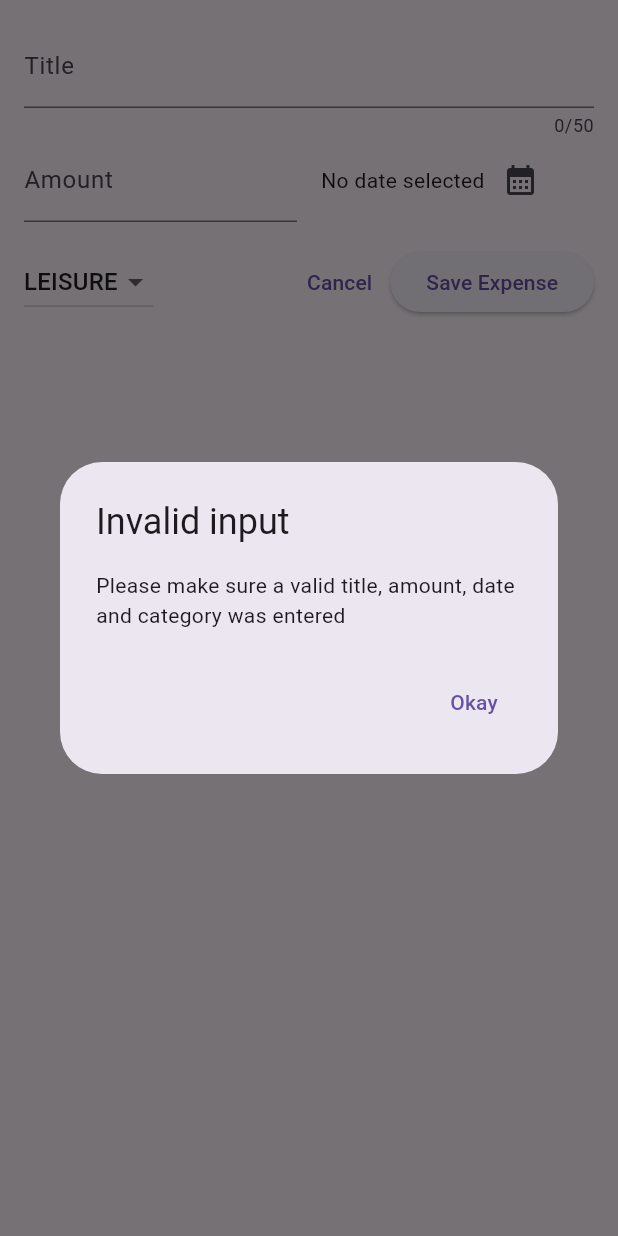
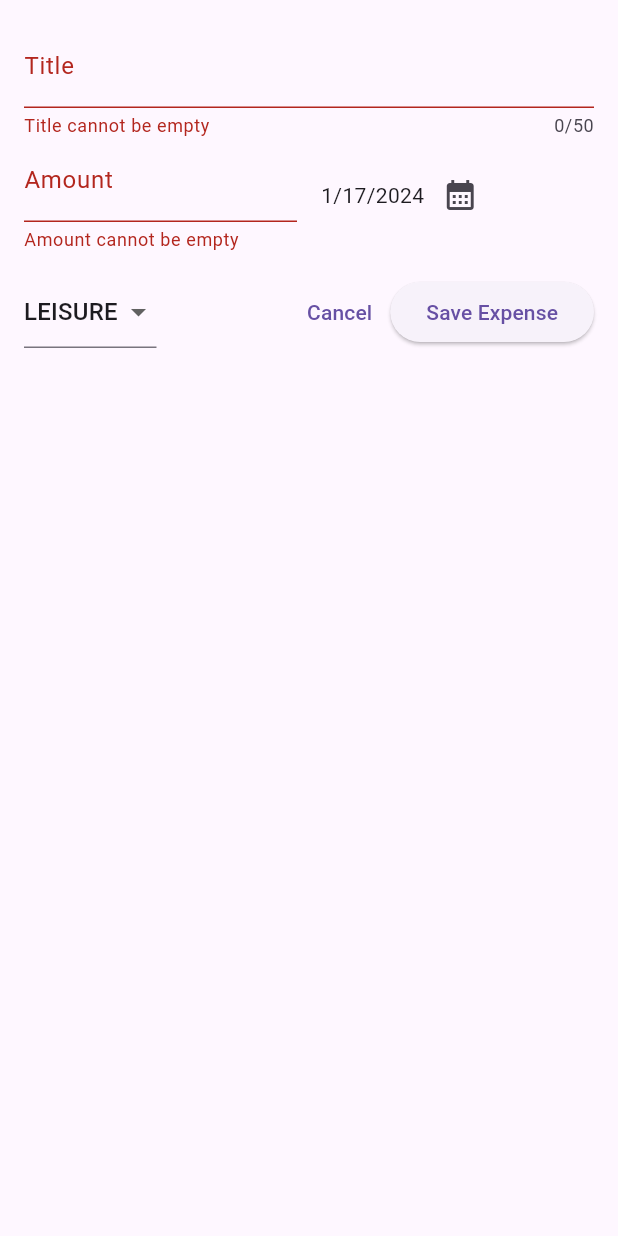
Before and after one commit to marijoy-apa/flutter-learn-forms, a Flutter app: the NewExpense widget shown alone on an empty page, opened directly with empty values, after a tap on "Save Expense", on a phone screen of 412 x 824 dp. Run offline on Flutter 3.47's test engine with Material 3 defaults, Android fonts, the phone set to English and light mode, and no system bars.

Commit message:
Update new_expense.dart

```diff
--- a/expense_tracker/lib/new_expense.dart
+++ b/expense_tracker/lib/new_expense.dart
@@ -11,9 +11,10 @@ class NewExpense extends StatefulWidget {
 }
 
 class _NewExpenseState extends State<NewExpense> {
-  final _titleController = TextEditingController();
-  final _amountController = TextEditingController();
-  DateTime? _selectedDate;
+  final formKey = GlobalKey<FormState>();
+  var _enteredTitle = '';
+  var _enteredAmount = '';
+  DateTime _selectedDate = DateTime.now();
   Category _selectedCategory = Category.leisure;
 
   void _presentDatePicker() async {
@@ -27,57 +28,23 @@ class _NewExpenseState extends State<NewExpense> {
       lastDate: now,
     );
     setState(() {
-      _selectedDate = pickedDate;
+      _selectedDate = pickedDate!;
     });
   }
 
   void _submitExpenseData() {
-    //double.parse will return the double type of an object, it will return null for invalid input
-    final enteredAmount = double.tryParse(_amountController.text);
-
-    //will check if inputed amount is valid. entered should not be null or less than or equal to 0 (negative values)
-    final amountIsInvalid = enteredAmount == null || enteredAmount <= 0;
-
-    //when one of the field is invalid or empty, an AlerDialog will display with its message
-    if (_titleController.text.trim().isEmpty ||
-        amountIsInvalid ||
-        _selectedDate == null) {
-      showDialog(
-        context: context,
-        builder: (ctx) => AlertDialog(
-          title: const Text('Invalid input'),
-          content: const Text(
-              'Please make sure a valid title, amount, date and category was entered'),
-          actions: [
-            TextButton(
-              onPressed: () {
-                Navigator.pop(ctx);
-              },
-              child: const Text('Okay'),
-            )
-          ],
-        ),
-      );
-      //will not proceed to execute onAddExpense function when form is invalid
+    final isValid = formKey.currentState!.validate();
+    if (!isValid) {
       return;
     }
-
-    //if the form is valid, onAddExpense is called and should pass the details of the expense
+    formKey.currentState!.save();
     widget.onAddExpense(Expense(
-        title: _titleController.text,
-        amount: enteredAmount,
-        date: _selectedDate!,
+        title: _enteredTitle,
+        amount: double.tryParse(_enteredAmount)!,
+        date: _selectedDate,
         category: _selectedCategory));
 
-    //if the addition of new expense is successful, will close the NewExpense page
     Navigator.pop(context);
-  }
-
-  @override
-  void dispose() {
-    _titleController.dispose();
-    _amountController.dispose();
-    super.dispose();
   }
 
   @override
@@ -87,10 +54,19 @@ class _NewExpenseState extends State<NewExpense> {
       child: SingleChildScrollView(
         child: Padding(
           padding: const EdgeInsets.all(16),
+          child: Form(
+            key: formKey,
             child: Column(
               children: [
-              TextField(
-                controller: _titleController,
+                TextFormField(
+                  // controller: _titleController,
+                  validator: (value) {
+                    if (value == null || value.trim().isEmpty) {
+                      return 'Title cannot be empty';
+                    }
+                    return null;
+                  },
+                  onSaved: (newValue) => _enteredTitle = newValue!,
                   decoration: const InputDecoration(
                     label: Text('Title'),
                   ),
@@ -104,13 +80,22 @@ class _NewExpenseState extends State<NewExpense> {
                   crossAxisAlignment: CrossAxisAlignment.center,
                   children: [
                     Expanded(
-                    child: TextField(
-                      controller: _amountController,
+                      child: TextFormField(
+                        validator: (value) {
+                          if (value == null || value.isEmpty) {
+                            return 'Amount cannot be empty';
+                          }
+                          final enteredAmount = double.tryParse(value);
+                          if (enteredAmount == null || enteredAmount <= 1) {
+                            return 'Invalid amount';
+                          }
+                        },
                         keyboardType: TextInputType.number,
                         decoration: const InputDecoration(
                           prefixText: '\$',
                           label: Text('Amount'),
                         ),
+                        onSaved: (newValue) => _enteredAmount = newValue!,
                       ),
                     ),
                     const SizedBox(
@@ -119,9 +104,7 @@ class _NewExpenseState extends State<NewExpense> {
                     Expanded(
                       child: Row(
                         children: [
-                        Text(_selectedDate == null
-                            ? 'No date selected'
-                            : formatter.format(_selectedDate!)),
+                          Text(formatter.format(_selectedDate)),
                           IconButton(
                             onPressed: _presentDatePicker,
                             icon: const Icon(Icons.calendar_month),
@@ -136,7 +119,8 @@ class _NewExpenseState extends State<NewExpense> {
                 ),
                 Row(
                   children: [
-                  DropdownButton(
+                    Expanded(
+                      child: DropdownButtonFormField(
                           value: _selectedCategory,
                           items: Category.values
                               .map(
@@ -147,13 +131,9 @@ class _NewExpenseState extends State<NewExpense> {
                               )
                               .toList(),
                           onChanged: (value) {
-                        if (value == null) {
-                          return;
-                        }
-                        setState(() {
-                          _selectedCategory = value;
-                        });
+                            _selectedCategory = value!;
                           }),
+                    ),
                     const Spacer(),
                     TextButton(
                       onPressed: () {
@@ -171,6 +151,7 @@ class _NewExpenseState extends State<NewExpense> {
             ),
           ),
         ),
+      ),
     );
   }
 }
```
Lines whose indentation alone changed are shown as unchanged.
